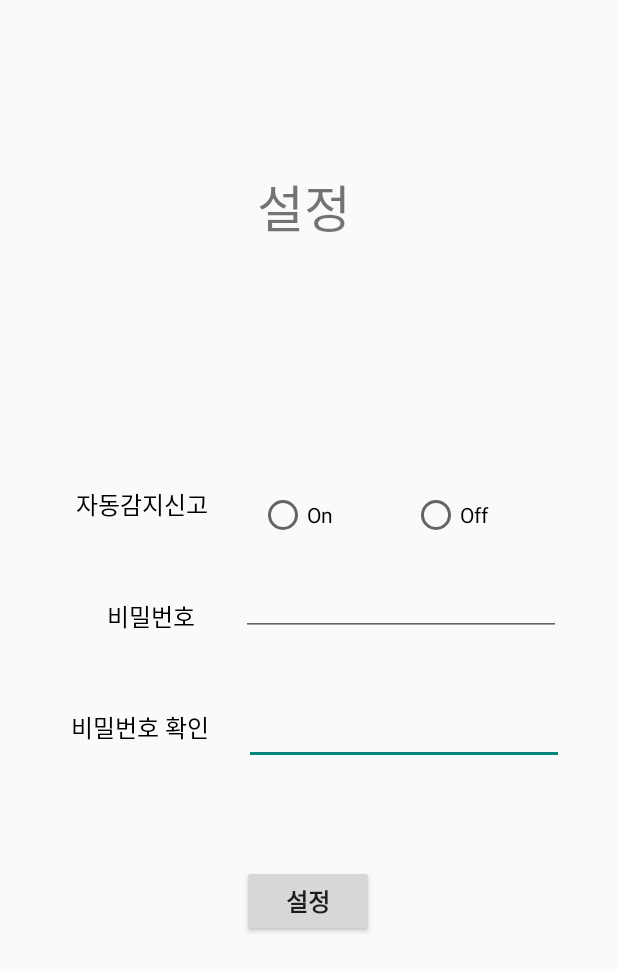
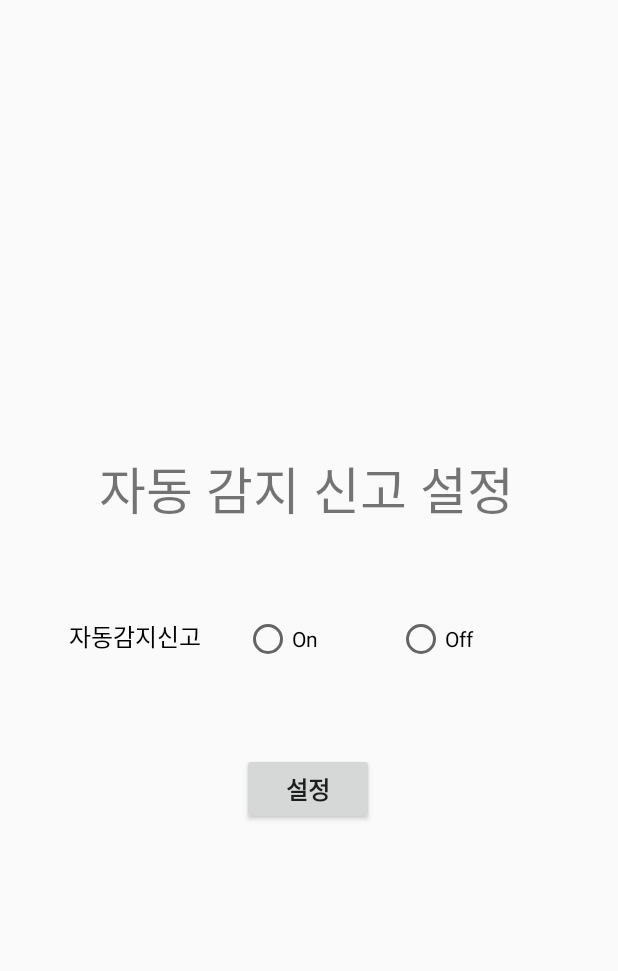
Before and after one commit to seoyoon101/SafeProject, an Android app: the SettingActivity screen opened directly, with no data from a screen before it, on a phone screen of 412 x 824 dp. Shown: the top 971 px of the screen. Run offline under Robolectric (Android 15) with nearby library versions, the phone set to English and light mode, and no system bars.

Commit message:
2023.11.13 멘토링

```diff
--- a/app/src/main/res/layout/activity_setting.xml
+++ b/app/src/main/res/layout/activity_setting.xml
@@ -7,60 +7,18 @@
     tools:context=".SettingActivity">
 
     <TextView
-        android:id="@+id/join_Password2"
-        android:layout_width="99dp"
-        android:layout_height="27dp"
-        android:text="비밀번호 확인"
-        android:textAlignment="textEnd"
-        android:textColor="#000000"
-        android:textSize="16sp"
-        app:layout_constraintBottom_toBottomOf="parent"
-        app:layout_constraintEnd_toEndOf="parent"
-        app:layout_constraintHorizontal_bias="0.128"
-        app:layout_constraintStart_toStartOf="parent"
-        app:layout_constraintTop_toTopOf="parent"
-        app:layout_constraintVertical_bias="0.593" />
-
-    <TextView
-        android:id="@+id/join_Password3"
-        android:layout_width="99dp"
-        android:layout_height="27dp"
-        android:text="비밀번호"
-        android:textAlignment="textEnd"
-        android:textColor="#000000"
-        android:textSize="16sp"
-        app:layout_constraintBottom_toBottomOf="parent"
-        app:layout_constraintEnd_toEndOf="parent"
-        app:layout_constraintHorizontal_bias="0.099"
-        app:layout_constraintStart_toStartOf="parent"
-        app:layout_constraintTop_toTopOf="parent" />
-
-    <EditText
-        android:id="@+id/password_edit_text3"
-        android:layout_width="wrap_content"
-        android:layout_height="wrap_content"
-        android:ems="10"
-        android:inputType="textPassword"
-        app:layout_constraintBottom_toBottomOf="parent"
-        app:layout_constraintEnd_toEndOf="parent"
-        app:layout_constraintHorizontal_bias="0.82"
-        app:layout_constraintStart_toStartOf="parent"
-        app:layout_constraintTop_toTopOf="parent"
-        app:layout_constraintVertical_bias="0.597" />
-
-    <TextView
         android:id="@+id/textView4"
-        android:layout_width="80dp"
-        android:layout_height="56dp"
-        android:text="설정"
+        android:layout_width="302dp"
+        android:layout_height="50dp"
+        android:text="자동 감지 신고 설정"
         android:textAlignment="center"
         android:textSize="34sp"
         app:layout_constraintBottom_toBottomOf="parent"
         app:layout_constraintEnd_toEndOf="parent"
-        app:layout_constraintHorizontal_bias="0.489"
+        app:layout_constraintHorizontal_bias="0.486"
         app:layout_constraintStart_toStartOf="parent"
         app:layout_constraintTop_toTopOf="parent"
-        app:layout_constraintVertical_bias="0.146" />
+        app:layout_constraintVertical_bias="0.388" />
 
     <TextView
         android:id="@+id/join_gender"
@@ -72,20 +30,21 @@
         android:textSize="16sp"
         app:layout_constraintBottom_toBottomOf="parent"
         app:layout_constraintEnd_toEndOf="parent"
-        app:layout_constraintHorizontal_bias="0.071"
+        app:layout_constraintHorizontal_bias="0.054"
         app:layout_constraintStart_toStartOf="parent"
         app:layout_constraintTop_toTopOf="parent"
-        app:layout_constraintVertical_bias="0.407" />
+        app:layout_constraintVertical_bias="0.517" />
 
     <RadioGroup
         android:layout_width="206dp"
         android:layout_height="27dp"
         android:orientation="horizontal"
-        app:layout_constraintBottom_toTopOf="@+id/password_edit_text4"
+        app:layout_constraintBottom_toBottomOf="parent"
         app:layout_constraintEnd_toEndOf="parent"
+        app:layout_constraintHorizontal_bias="0.394"
         app:layout_constraintStart_toEndOf="@+id/join_gender"
         app:layout_constraintTop_toTopOf="parent"
-        app:layout_constraintVertical_bias="0.938"
+        app:layout_constraintVertical_bias="0.517"
         tools:ignore="MissingConstraints">
 
         <RadioButton
@@ -104,19 +63,6 @@
 
     </RadioGroup>
 
-    <EditText
-        android:id="@+id/password_edit_text4"
-        android:layout_width="wrap_content"
-        android:layout_height="wrap_content"
-        android:ems="10"
-        android:inputType="textPassword"
-        app:layout_constraintBottom_toBottomOf="parent"
-        app:layout_constraintEnd_toEndOf="parent"
-        app:layout_constraintHorizontal_bias="0.81"
-        app:layout_constraintStart_toStartOf="parent"
-        app:layout_constraintTop_toTopOf="parent"
-        app:layout_constraintVertical_bias="0.486" />
-
     <Button
         android:id="@+id/setting_button"
         android:layout_width="wrap_content"
@@ -129,5 +75,5 @@
         app:layout_constraintHorizontal_bias="0.498"
         app:layout_constraintStart_toStartOf="parent"
         app:layout_constraintTop_toTopOf="parent"
-        app:layout_constraintVertical_bias="0.743" />
+        app:layout_constraintVertical_bias="0.647" />
 </androidx.constraintlayout.widget.ConstraintLayout>
```
